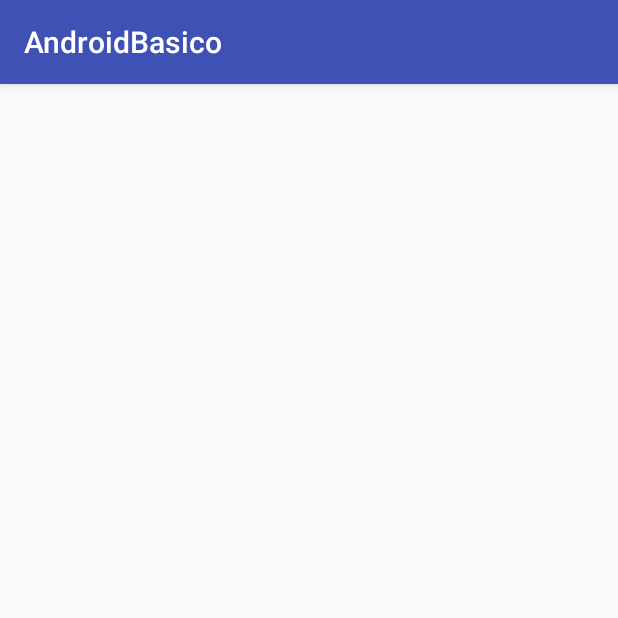
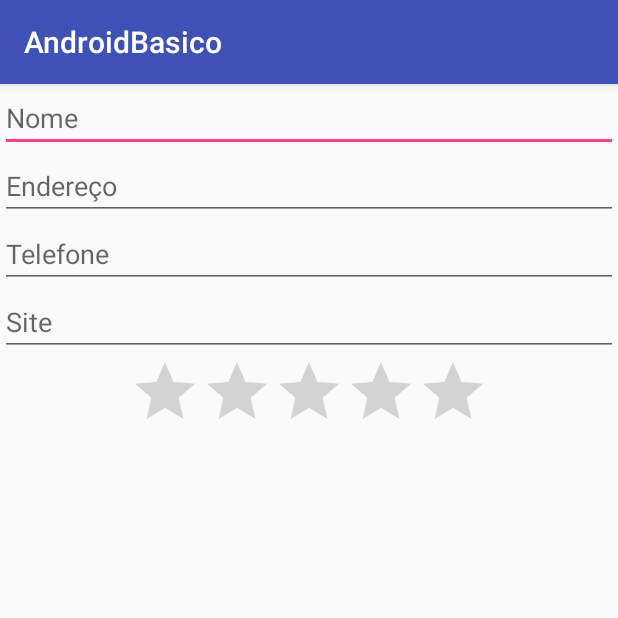
Before and after one commit to ajuniofc/android-basic, an Android app: the FormularioActivity screen opened directly, with no data from a screen before it, on a phone screen of 412 x 824 dp, the top half of it. Run offline under Robolectric (Android 15) with nearby library versions, the phone set to English and light mode, and no system bars.

Commit message:
Criar layout do formulario

```diff
--- a/app/src/main/res/layout/activity_formulario.xml
+++ b/app/src/main/res/layout/activity_formulario.xml
@@ -1,9 +1,40 @@
 <?xml version="1.0" encoding="utf-8"?>
-<android.support.constraint.ConstraintLayout xmlns:android="http://schemas.android.com/apk/res/android"
-    xmlns:app="http://schemas.android.com/apk/res-auto"
-    xmlns:tools="http://schemas.android.com/tools"
+<LinearLayout
+    xmlns:android="http://schemas.android.com/apk/res/android"
     android:layout_width="match_parent"
     android:layout_height="match_parent"
-    tools:context="br.com.android.androidbasico.application.formAlunos.FormularioActivity">
+    android:orientation="vertical">
 
-</android.support.constraint.ConstraintLayout>
+    <EditText
+        android:id="@+id/formulario_nome"
+        android:layout_width="match_parent"
+        android:layout_height="wrap_content"
+        android:hint="Nome"/>
+
+    <EditText
+        android:id="@+id/formulario_endereco"
+        android:layout_width="match_parent"
+        android:layout_height="wrap_content"
+        android:hint="Endereço"/>
+
+    <EditText
+        android:id="@+id/formulario_telefone"
+        android:layout_width="match_parent"
+        android:layout_height="wrap_content"
+        android:hint="Telefone"/>
+
+    <EditText
+        android:id="@+id/formulario_site"
+        android:layout_width="match_parent"
+        android:layout_height="wrap_content"
+        android:hint="Site"/>
+
+    <RatingBar
+        android:id="@+id/formulario_nota"
+        android:layout_width="wrap_content"
+        android:layout_height="wrap_content"
+        android:layout_gravity="center"
+        android:numStars="5"
+        android:max="10"/>
+
+</LinearLayout>
```
